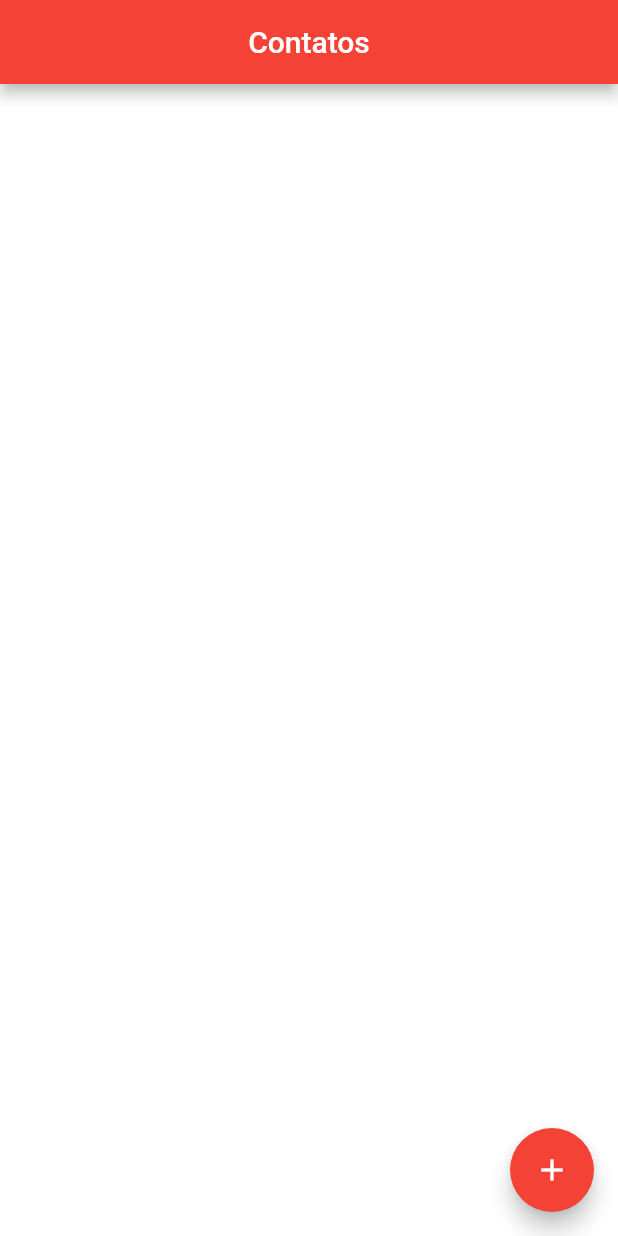
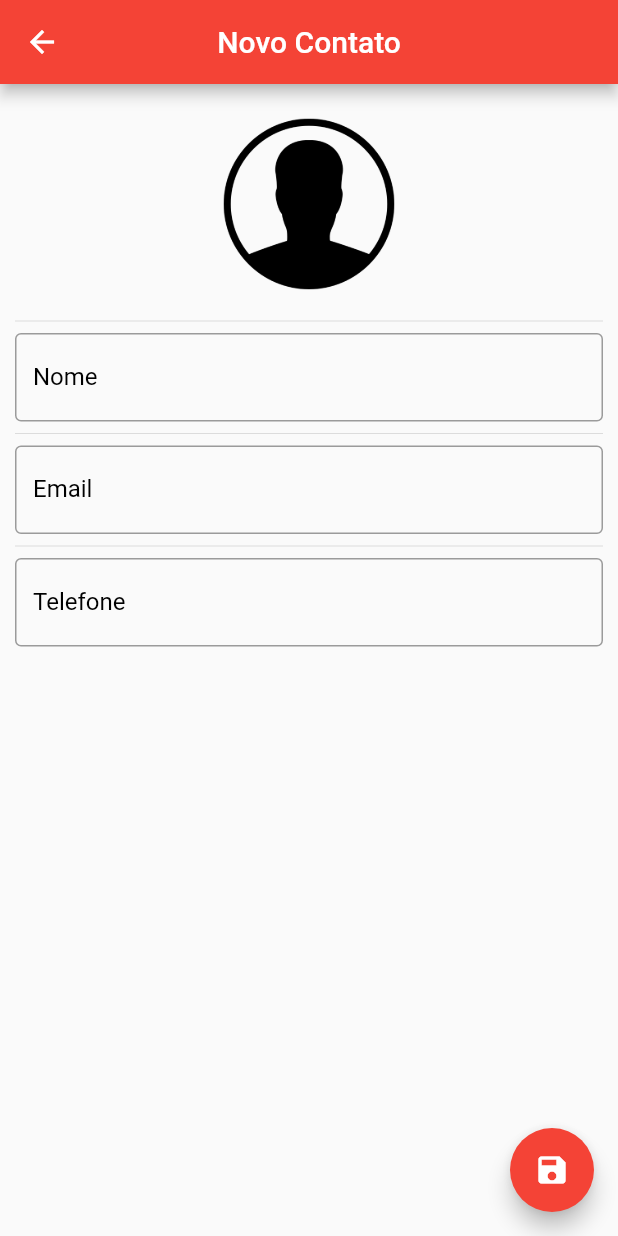
Before and after one commit to AdsHan/flutter_agenda_contatos, a Flutter app: the screen it shows after launch, after a tap on the "add" icon, on a phone screen of 412 x 824 dp. Run offline on Flutter 3.47's test engine with Material 2 defaults, Android fonts, the phone set to English and light mode, and no system bars; our stand-ins replace image_picker, sqflite; accounts and stored records are empty.

Commit message:
Passa a excluir e editar o contato

```diff
--- a/lib/main.dart
+++ b/lib/main.dart
@@ -1,10 +1,12 @@
 import 'package:flutter/material.dart';
 
+import 'pages/contato_detalhe_page.dart';
 import 'pages/home_page..dart';
 
 void main() {
   runApp(MaterialApp(
     home: Home(),
-    theme: ThemeData(primaryColor: Colors.blueAccent, hintColor: Colors.white)
+    theme: ThemeData(primaryColor: Colors.blueAccent, hintColor: Colors.black)
+    // Não mostrar a legenda "debug" debugShowCheckedModeBanner: false,
   ));
 }
--- a/lib/pages/contato_detalhe_page.dart
+++ b/lib/pages/contato_detalhe_page.dart
@@ -0,0 +1,161 @@
+import 'dart:io';
+import 'package:flutter/material.dart';
+import '../helpers/contatos_helper.dart';
+import 'package:image_picker/image_picker.dart';
+
+class ContatoDetalhePage extends StatefulWidget {
+  final Contato contatoParam;
+
+  // Recebe os dados do contato como parâmetro (o {} torna ele opcional)
+  ContatoDetalhePage({this.contatoParam});
+
+  @override
+  _ContatoDetalhePageState createState() => _ContatoDetalhePageState();
+}
+
+class _ContatoDetalhePageState extends State<ContatoDetalhePage> {
+  bool _usuarioEditado = false;
+
+  final _nomeControler = TextEditingController();
+  final _emailControler = TextEditingController();
+  final _telefoneControler = TextEditingController();
+
+  final _nameFocus = FocusNode();
+
+  // Contato que stamos editando na nossa página
+  Contato _editContato;
+
+  @override
+  void initState() {
+    super.initState();
+    // 'widget' se refete a classe acima (class ContatoDetalhePage extends StatefulWidget)
+    if (widget.contatoParam == null) {
+      // Se eu não passei um contato para editar, ele vai criar um novo
+      _editContato = Contato();
+    } else {
+      _editContato = Contato.fromMap(widget.contatoParam.toMap());
+      _nomeControler.text = _editContato.nome;
+      _emailControler.text = _editContato.email;
+      _telefoneControler.text = _editContato.telefone;
+    }
+  }
+
+  @override
+  Widget build(BuildContext context) {
+    return WillPopScope(
+      onWillPop: _requestPop,
+      child: Scaffold(
+        appBar: AppBar(
+          backgroundColor: Colors.red,
+          title: Text(_editContato.nome ?? "Novo Contato"),
+          centerTitle: true,
+        ),
+        floatingActionButton: FloatingActionButton(
+          onPressed: () {
+            if (_editContato.nome != null && _editContato.nome.isNotEmpty) {
+              // Irá remover a tela e retornar para anterior
+              Navigator.pop(context, _editContato);
+            } else {
+              FocusScope.of(context).requestFocus(_nameFocus);
+            }
+          },
+          child: Icon(Icons.save),
+          backgroundColor: Colors.red,
+        ),
+        body: SingleChildScrollView(
+          padding: EdgeInsets.all(10.0),
+          child: Column(
+            children: <Widget>[
+              GestureDetector(
+                child: Container(
+                  width: 140.0,
+                  height: 140.0,
+                  decoration: BoxDecoration(
+                      shape: BoxShape.circle,
+                      image: DecorationImage(
+                          image: _editContato.foto != null
+                              ? FileImage(File(_editContato.foto))
+                              : AssetImage("assets/person.png"))),
+                ),
+                onTap: () {
+                  ImagePicker.pickImage(source: ImageSource.camera).then((arquivo) {
+                    if (arquivo == null) return;
+                    setState(() {
+                      _editContato.foto = arquivo.path;
+                    });
+                  });
+                },
+              ),
+              Divider(),
+              TextField(
+                controller: _nomeControler,
+                focusNode: _nameFocus,
+                decoration: InputDecoration(
+                    labelText: "Nome", border: OutlineInputBorder()),
+                onChanged: (text) {
+                  _usuarioEditado = true;
+                  setState(() {
+                    _editContato.nome = text;
+                  });
+                },
+              ),
+              Divider(),
+              TextField(
+                  controller: _emailControler,
+                  decoration: InputDecoration(
+                      labelText: "Email", border: OutlineInputBorder()),
+                  onChanged: (text) {
+                    _usuarioEditado = true;
+                    _editContato.email = text;
+                  },
+                  keyboardType: TextInputType.emailAddress),
+              Divider(),
+              TextField(
+                  controller: _telefoneControler,
+                  decoration: InputDecoration(
+                      labelText: "Telefone", border: OutlineInputBorder()),
+                  onChanged: (text) {
+                    _usuarioEditado = true;
+                    _editContato.telefone = text;
+                  },
+                  keyboardType: TextInputType.phone),
+            ],
+          ),
+        ),
+      ),
+    );
+  }
+
+  Future<bool> _requestPop() {
+    if (_usuarioEditado) {
+      showDialog(
+          context: context,
+          builder: (context) {
+            return AlertDialog(
+              title: Text("Descartar Alterações?"),
+              content: Text("As alterações serão perdidas."),
+              actions: <Widget>[
+                FlatButton(
+                  child: Text("Cancelar"),
+                  onPressed: () {
+                    Navigator.pop(context);
+                  },
+                ),
+                FlatButton(
+                  child: Text("Sim"),
+                  onPressed: () {
+                    // Um para remover a janela de diálogo, outro para a janela de detalhe
+                    Navigator.pop(context);
+                    Navigator.pop(context);
+                  },
+                )
+              ],
+            );
+          });
+      // Não sair automaticamente (vai sair pelo Navigator.pop)
+      return Future.value(false);
+    } else {
+      return Future.value(true);
+    }
+  }
+}
--- a/lib/pages/home_page..dart
+++ b/lib/pages/home_page..dart
@@ -1,8 +1,12 @@
 import 'dart:io';
 
 import 'package:flutter/material.dart';
+import 'package:url_launcher/url_launcher.dart';
+import '../helpers/contatos_helper.dart';
+import 'contato_detalhe_page.dart';
 
-import '../helpers/contatos_helper.dart';
+// Conjunto de constantes
+enum OrderOptions { orderaz, orderza }
 
 class Home extends StatefulWidget {
   @override
@@ -10,7 +14,6 @@ class Home extends StatefulWidget {
 }
 
 class _HomeState extends State<Home> {
-
   ContatosHelper helper = ContatosHelper();
 
   List<Contato> contatos = List();
@@ -28,12 +31,7 @@ class _HomeState extends State<Home> {
     helper.salvaContato(c);
 */
 
-    helper.getAllContato().then((list) {
-      setState(() {
-        contatos = list;
-      });
-    });
-
+    _buscaTodosContatos();
   }
 
   @override
@@ -43,10 +41,27 @@ class _HomeState extends State<Home> {
           title: Text("Contatos"),
           backgroundColor: Colors.red,
           centerTitle: true,
+          actions: <Widget>[
+            PopupMenuButton<OrderOptions>(
+              itemBuilder: (context) => <PopupMenuEntry<OrderOptions>>[
+                    const PopupMenuItem<OrderOptions>(
+                      child: Text("Ordernar A-Z"),
+                      value: OrderOptions.orderaz,
+                    ),
+                    const PopupMenuItem<OrderOptions>(
+                      child: Text("Ordernar Z-A"),
+                      value: OrderOptions.orderza,
+                    ),
+                  ],
+              onSelected: _orderList,
+            )
+          ],
         ),
         backgroundColor: Colors.white,
         floatingActionButton: FloatingActionButton(
-          onPressed: () {},
+          onPressed: () {
+            _showContatoDetalhePage();
+          },
           child: Icon(Icons.add),
           backgroundColor: Colors.red,
         ),
@@ -55,12 +70,8 @@ class _HomeState extends State<Home> {
             itemCount: contatos.length,
             itemBuilder: (context, index) {
               return _montaContatoCard(context, index);
+            }));
   }
-      )
-    );
-  }
-
-
 
   Widget _montaContatoCard(BuildContext context, int index) {
     return GestureDetector(
@@ -75,37 +86,138 @@ class _HomeState extends State<Home> {
                 decoration: BoxDecoration(
                     shape: BoxShape.circle,
                     image: DecorationImage(
-                        image: contatos[index].foto != null ? FileImage(File(contatos[index].foto)) : AssetImage("assets/person.png")
-                    )
+                        image: contatos[index].foto != null
+                            ? FileImage(File(contatos[index].foto))
+                            : AssetImage("assets/person.png"))),
               ),
-              ),
-
               Padding(
                 padding: EdgeInsets.only(left: 10.0),
                 child: Column(
                   crossAxisAlignment: CrossAxisAlignment.start,
                   children: <Widget>[
-                    Text(contatos[index].nome ?? "",
-                      style: TextStyle(fontSize: 20.0, fontWeight: FontWeight.bold),
+                    Text(
+                      contatos[index].nome ?? "",
+                      style: TextStyle(
+                          fontSize: 20.0, fontWeight: FontWeight.bold),
                     ),
-                    Text(contatos[index].email ?? "",
+                    Text(
+                      contatos[index].email ?? "",
                       style: TextStyle(fontSize: 18.0),
                     ),
-                    Text(contatos[index].telefone ?? "",
+                    Text(
+                      contatos[index].telefone ?? "",
                       style: TextStyle(fontSize: 18.0),
                     ),
                   ],
                 ),
               )
-
-
-
             ],
           ),
         ),
       ),
+      onTap: () {
+        _ShowOptions(context, index);
+      },
     );
   }
 
+  void _orderList(OrderOptions result) {
+    switch (result) {
+      case OrderOptions.orderaz:
+        contatos.sort((a, b) {
+          return a.nome.toLowerCase().compareTo(b.nome.toLowerCase());
+        });
+        break;
+      case OrderOptions.orderza:
+        contatos.sort((a, b) {
+          return b.nome.toLowerCase().compareTo(a.nome.toLowerCase());
+        });
+        break;
+    }
+    setState(() {});
+  }
 
+  void _buscaTodosContatos() {
+    helper.getAllContato().then((list) {
+      setState(() {
+        contatos = list;
+      });
+    });
   }
+
+  void _ShowOptions(BuildContext context, int index) {
+    showModalBottomSheet(
+        context: context,
+        builder: (context) {
+          return BottomSheet(
+            onClosing: () {},
+            builder: (context) {
+              return Container(
+                padding: EdgeInsets.all(10.0),
+                child: Column(
+                  mainAxisSize: MainAxisSize.min,
+                  children: <Widget>[
+                    Padding(
+                      padding: EdgeInsets.all(10.0),
+                      child: FlatButton(
+                        child: Text("Ligar",
+                            style:
+                                TextStyle(color: Colors.red, fontSize: 20.0)),
+                        onPressed: () {
+                          launch("tel:${contatos[index].telefone}");
+                          Navigator.pop(context);
+                        },
+                      ),
+                    ),
+                    Padding(
+                      padding: EdgeInsets.all(10.0),
+                      child: FlatButton(
+                        child: Text("Editar",
+                            style:
+                                TextStyle(color: Colors.red, fontSize: 20.0)),
+                        onPressed: () {
+                          Navigator.pop(context);
+                          _showContatoDetalhePage(contato: contatos[index]);
+                        },
+                      ),
+                    ),
+                    Padding(
+                      padding: EdgeInsets.all(10.0),
+                      child: FlatButton(
+                        child: Text("Excluir",
+                            style:
+                                TextStyle(color: Colors.red, fontSize: 20.0)),
+                        onPressed: () {
+                          Navigator.pop(context);
+                          setState(() {
+                            helper.deletaContato(contatos[index].id);
+                            contatos.removeAt(index);
+                          });
+                        },
+                      ),
+                    ),
+                  ],
+                ),
+              );
+            },
+          );
+        });
+  }
+
+  void _showContatoDetalhePage({Contato contato}) async {
+    final contatoModificado = await Navigator.push(
+        context,
+        MaterialPageRoute(
+            builder: (context) => ContatoDetalhePage(contatoParam: contato)));
+
+    if (contatoModificado != null) {
+      // Se originalmente eu tinha enviado um contato (alteração)
+      if (contato != null) {
+        await helper.atualizaContato(contatoModificado);
+      } else {
+        await helper.salvaContato(contatoModificado);
+      }
+      _buscaTodosContatos();
+    }
+  }
+}
--- a/pubspec.yaml
+++ b/pubspec.yaml
@@ -20,6 +20,8 @@ dependencies:
   # Use with the CupertinoIcons class for iOS style icons.
   cupertino_icons: ^0.1.2
   sqflite: ^1.0.0
+  url_launcher: 3.0.2
+  image_picker: 0.4.5
 
 dev_dependencies:
   flutter_test:
```
Lines whose indentation alone changed are shown as unchanged.
